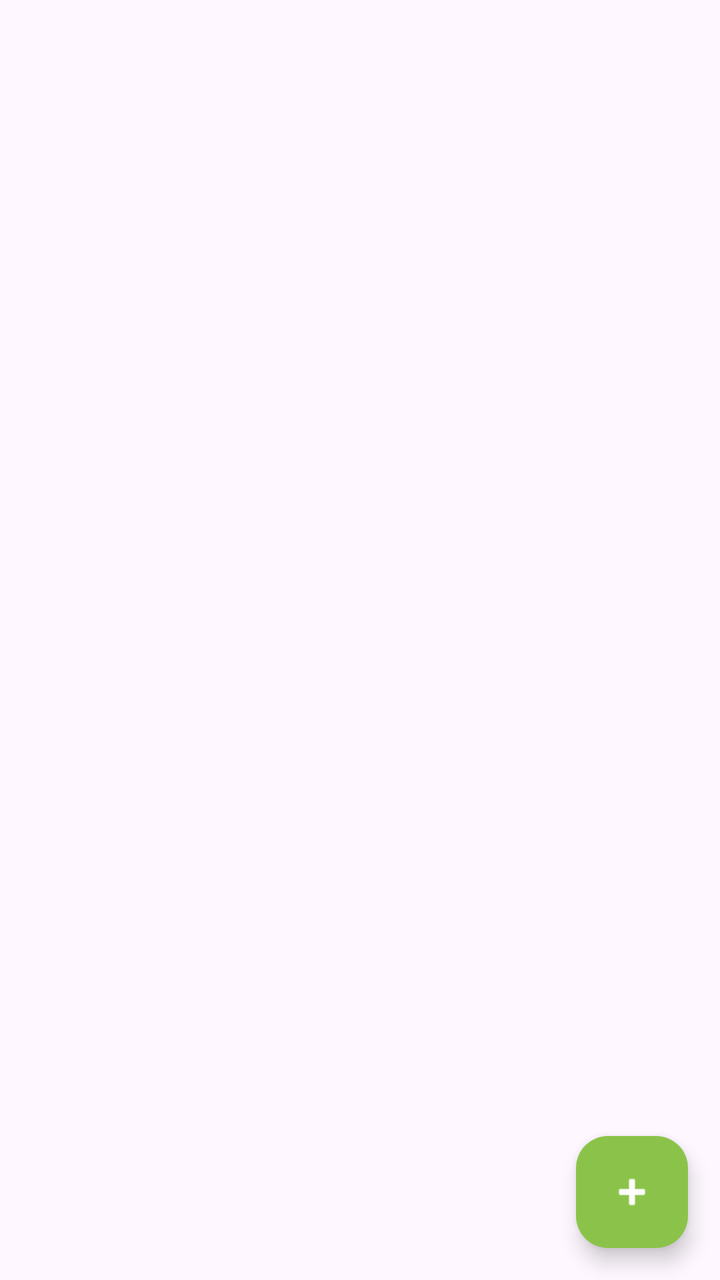
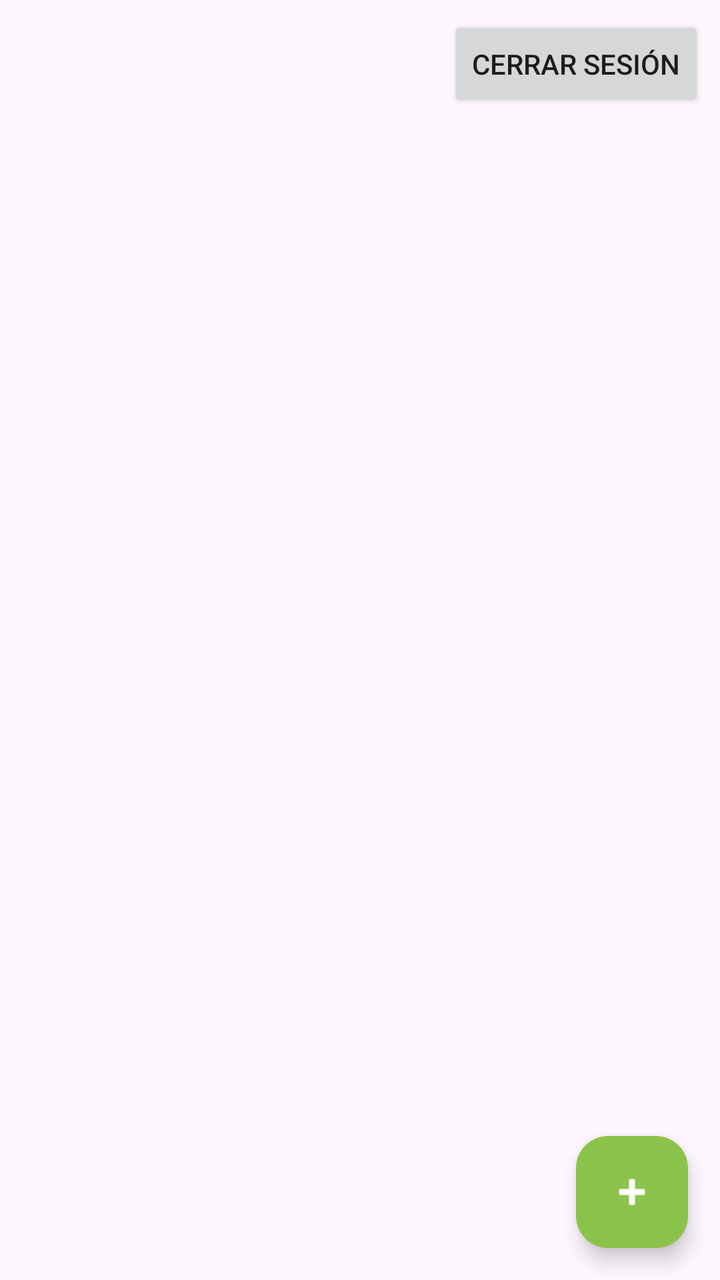

Screens rendered from an Android XML layout before and after an edit, with the pre-edit source and the edit as a unified diff.
<!-- AndroidManifest.xml: application theme Theme.AgenciaViajes -->
<!-- res/layout/activity_catalogo.xml -->
<?xml version="1.0" encoding="utf-8"?>
<androidx.constraintlayout.widget.ConstraintLayout xmlns:android="http://schemas.android.com/apk/res/android"
    xmlns:app="http://schemas.android.com/apk/res-auto"
    android:layout_width="match_parent"
    android:layout_height="match_parent">

    <androidx.recyclerview.widget.RecyclerView
        android:id="@+id/rvDestinos"
        android:layout_width="0dp"
        android:layout_height="0dp"
        app:layout_constraintTop_toTopOf="parent"
        app:layout_constraintBottom_toBottomOf="parent"
        app:layout_constraintStart_toStartOf="parent"
        app:layout_constraintEnd_toEndOf="parent" />

    <com.google.android.material.floatingactionbutton.FloatingActionButton
        android:id="@+id/fabAgregar"
        android:layout_width="wrap_content"
        android:layout_height="wrap_content"
        android:layout_margin="16dp"
        android:contentDescription="@string/agregar_destino"
        app:srcCompat="@android:drawable/ic_input_add"
        app:layout_constraintBottom_toBottomOf="parent"
        app:layout_constraintEnd_toEndOf="parent" />

</androidx.constraintlayout.widget.ConstraintLayout>
<!-- resources referenced by this layout -->
<resources>
  <string name="agregar_destino">Agregar destino</string>
  <style name="Theme.AgenciaViajes" parent="Base.Theme.AgenciaViajes" />
  <style name="Base.Theme.AgenciaViajes" parent="Theme.Material3.DayNight.NoActionBar">
          
          <item name="colorPrimary">@color/colorPrimary</item>
          <item name="colorOnPrimary">@color/white</item>
          <item name="colorPrimaryContainer">@color/colorPrimary</item>
          <item name="colorOnPrimaryContainer">@color/white</item>
  
          
          <item name="colorSecondary">@color/colorAccent</item>
          <item name="colorOnSecondary">@color/white</item>
          <item name="colorSecondaryContainer">@color/colorAccent</item>
          <item name="colorOnSecondaryContainer">@color/white</item>
  
          
          <item name="android:statusBarColor">@color/colorPrimaryDark</item>
      </style>
  <color name="colorPrimary">#8BC34A</color>
  <color name="white">#FFFFFFFF</color>
  <color name="colorAccent">#7C4DFF</color>
  <color name="colorPrimaryDark">#689F38</color>
</resources>

<!-- the commit's change to res/layout/activity_catalogo.xml (unified diff, before → after) -->
@@ -4,11 +4,20 @@
     android:layout_width="match_parent"
     android:layout_height="match_parent">
 
+    <Button
+        android:id="@+id/btnCerrarSesion"
+        android:layout_width="wrap_content"
+        android:layout_height="wrap_content"
+        android:text="@string/btn_cerrar_sesion"
+        app:layout_constraintTop_toTopOf="parent"
+        app:layout_constraintEnd_toEndOf="parent"
+        android:layout_margin="8dp" />
+
     <androidx.recyclerview.widget.RecyclerView
         android:id="@+id/rvDestinos"
         android:layout_width="0dp"
         android:layout_height="0dp"
-        app:layout_constraintTop_toTopOf="parent"
+        app:layout_constraintTop_toBottomOf="@id/btnCerrarSesion"
         app:layout_constraintBottom_toBottomOf="parent"
         app:layout_constraintStart_toStartOf="parent"
         app:layout_constraintEnd_toEndOf="parent" />
<!-- resource entries referenced after the edit -->
@@ -1,6 +1,7 @@
 <!-- resources referenced by this layout -->
 <resources>
   <string name="agregar_destino">Agregar destino</string>
+  <string name="btn_cerrar_sesion">Cerrar sesión</string>
   <style name="Theme.AgenciaViajes" parent="Base.Theme.AgenciaViajes" />
   <style name="Base.Theme.AgenciaViajes" parent="Theme.Material3.DayNight.NoActionBar">
           
